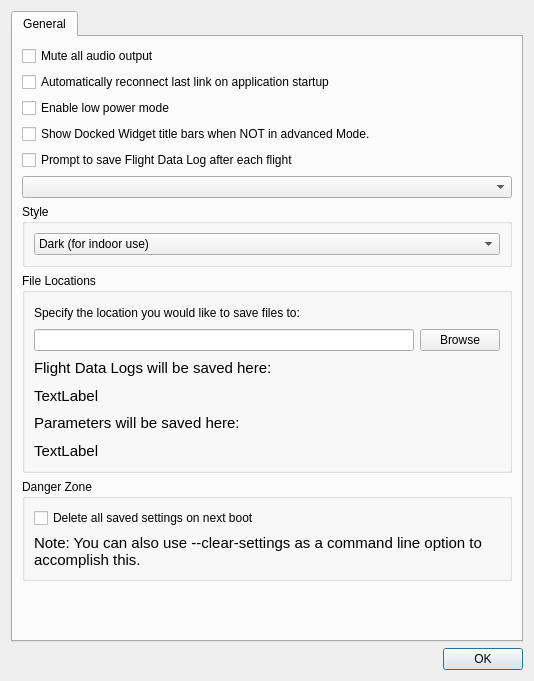
Qt form src/ui/SettingsDialog.ui (mihadyuk/qgroundcontrol) before a commit.
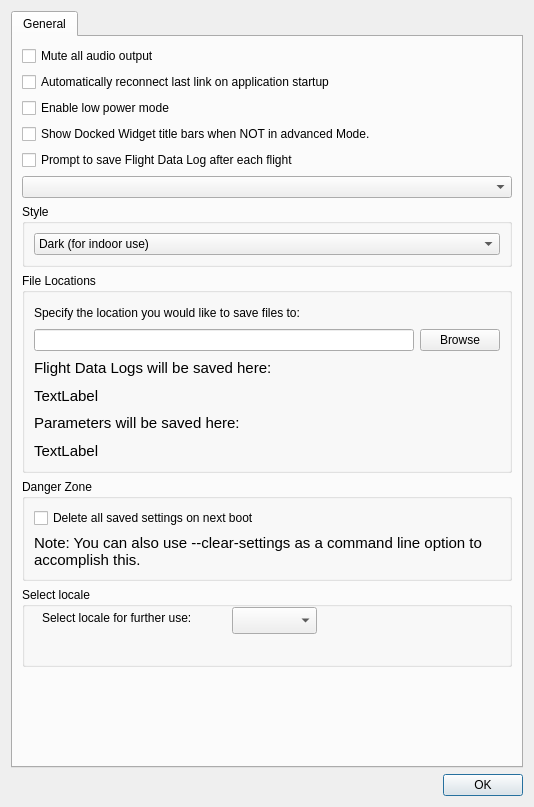
The same form after that commit. Icons and pictures are not drawn.

Commit message: - Added support to choose language from settings menu.

Diff of the .ui file:
```diff
--- a/src/ui/SettingsDialog.ui
+++ b/src/ui/SettingsDialog.ui
@@ -7,7 +7,7 @@
                 <x>0</x>
                 <y>0</y>
                 <width>534</width>
-                <height>681</height>
+    <height>807</height>
             </rect>
         </property>
         <property name="sizePolicy">
@@ -257,6 +257,45 @@
                                     </layout>
                                 </widget>
                             </item>
+       <item>
+        <widget class="QGroupBox" name="groupBox_3">
+         <property name="enabled">
+          <bool>true</bool>
+         </property>
+         <property name="minimumSize">
+          <size>
+           <width>0</width>
+           <height>80</height>
+          </size>
+         </property>
+         <property name="title">
+          <string>Select locale</string>
+         </property>
+         <widget class="QComboBox" name="localeComboBox">
+          <property name="geometry">
+           <rect>
+            <x>210</x>
+            <y>20</y>
+            <width>85</width>
+            <height>27</height>
+           </rect>
+          </property>
+         </widget>
+         <widget class="QLabel" name="label_4">
+          <property name="geometry">
+           <rect>
+            <x>20</x>
+            <y>20</y>
+            <width>201</width>
+            <height>21</height>
+           </rect>
+          </property>
+          <property name="text">
+           <string>Select locale for further use:</string>
+          </property>
+         </widget>
+        </widget>
+       </item>
                             <item>
                                 <spacer name="verticalSpacer">
                                     <property name="orientation">
```
Lines whose indentation alone changed are shown as unchanged. The commit also changes 2 other files.
